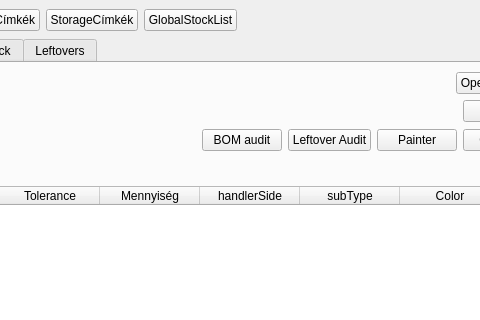
horvathzoltan/cutplannerpro, file view/MainWindow.ui: the form before one commit; both pictures show x 521 to 1001 and y 0 to 320 of the 1084 by 666 pixel window.
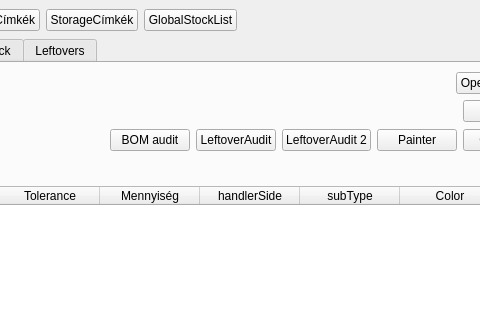
The form after the commit.

Commit message: Iteratív Leftover Substitution Audit + PDF export

The edit to the form file:
```diff
--- a/view/MainWindow.ui
+++ b/view/MainWindow.ui
@@ -268,7 +268,14 @@
             <item>
              <widget class="QPushButton" name="btn_OptLeftoverAudit">
               <property name="text">
-               <string>Leftover Audit</string>
+               <string>LeftoverAudit</string>
+              </property>
+             </widget>
+            </item>
+            <item>
+             <widget class="QPushButton" name="btn_OptLeftoverAudit2">
+              <property name="text">
+               <string>LeftoverAudit 2</string>
               </property>
              </widget>
             </item>
```
The commit also changes 19 other files.
